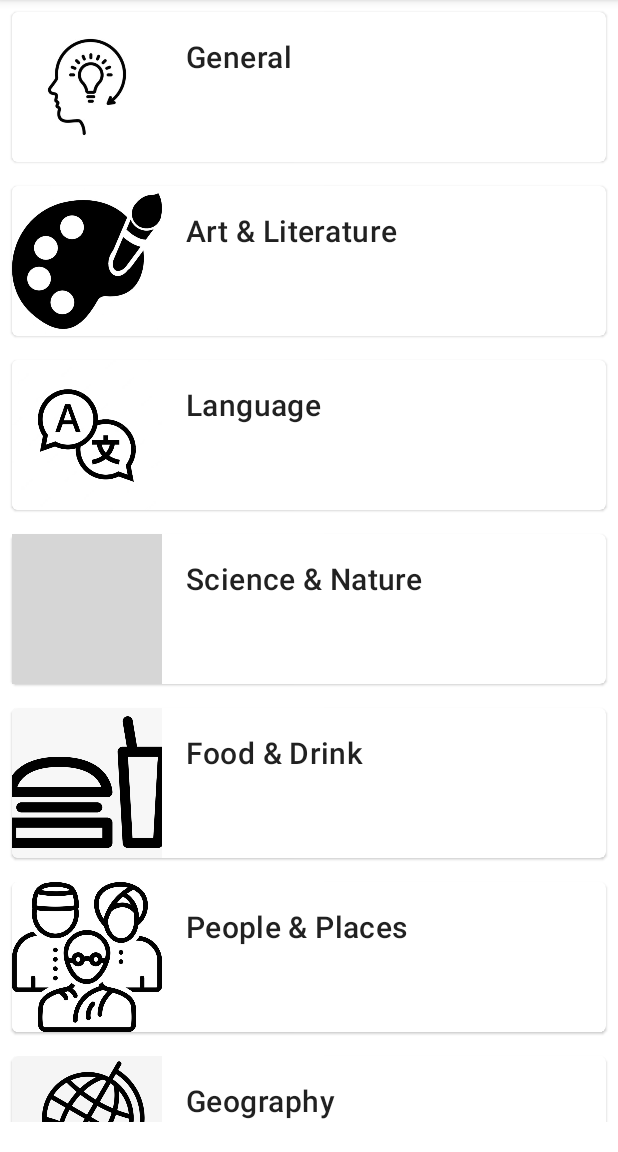
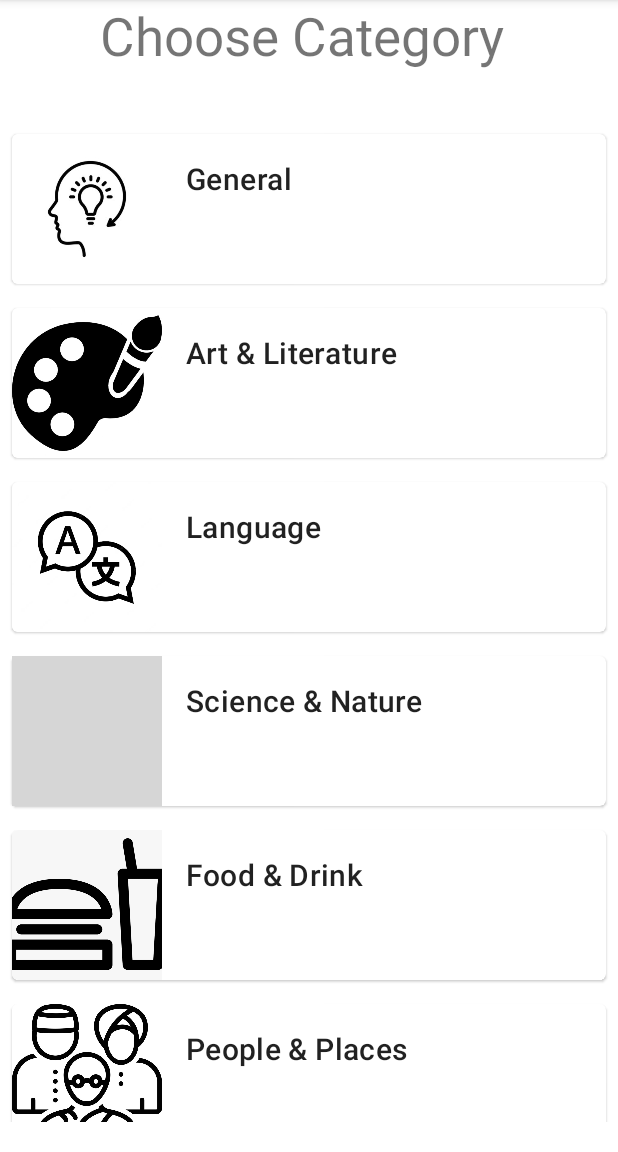
Before and after one commit to eecruz/quiz-app, an Android app: the ListFragment screen opened through its navigation route, on a phone screen of 412 x 824 dp, the part 84-1236 px from its top. Run offline under Robolectric (Android 15) with nearby library versions, the phone set to English and light mode, and no system bars; grey boxes are pictures that could not be loaded.

Commit message:
added chooseCategoryLabel to ListFragment

```diff
--- a/app/src/main/res/layout/fragment_list.xml
+++ b/app/src/main/res/layout/fragment_list.xml
@@ -1,17 +1,32 @@
 <?xml version="1.0" encoding="utf-8"?>
-<androidx.constraintlayout.widget.ConstraintLayout
+<LinearLayout
     xmlns:android="http://schemas.android.com/apk/res/android"
-    xmlns:app="http://schemas.android.com/apk/res-auto"
     xmlns:tools="http://schemas.android.com/tools"
     android:layout_width="match_parent"
     android:layout_height="match_parent"
+    android:orientation="vertical"
+    android:weightSum="1"
     tools:context=".MainActivity">
+
+    <FrameLayout
+        android:layout_width="match_parent"
+        android:layout_height="wrap_content"
+        android:layout_weight="0.2" >
+
+        <TextView
+            android:id="@+id/chooseCategoryLabel"
+            android:text="Choose Category \n"
+            android:textSize="35sp"
+            android:layout_gravity="center_horizontal"
+            android:layout_width="wrap_content"
+            android:layout_height="wrap_content" />
+    </FrameLayout>
 
     <androidx.recyclerview.widget.RecyclerView
         android:id="@+id/recyclerview"
         android:layout_width="match_parent"
         android:layout_height="match_parent"
-        app:layout_constraintBottom_toBottomOf="parent"
-        app:layout_constraintTop_toTopOf="parent" />
+        android:layout_marginTop="10dp"
+        android:layout_weight="0.80" />
 
-</androidx.constraintlayout.widget.ConstraintLayout>
+</LinearLayout>
```
